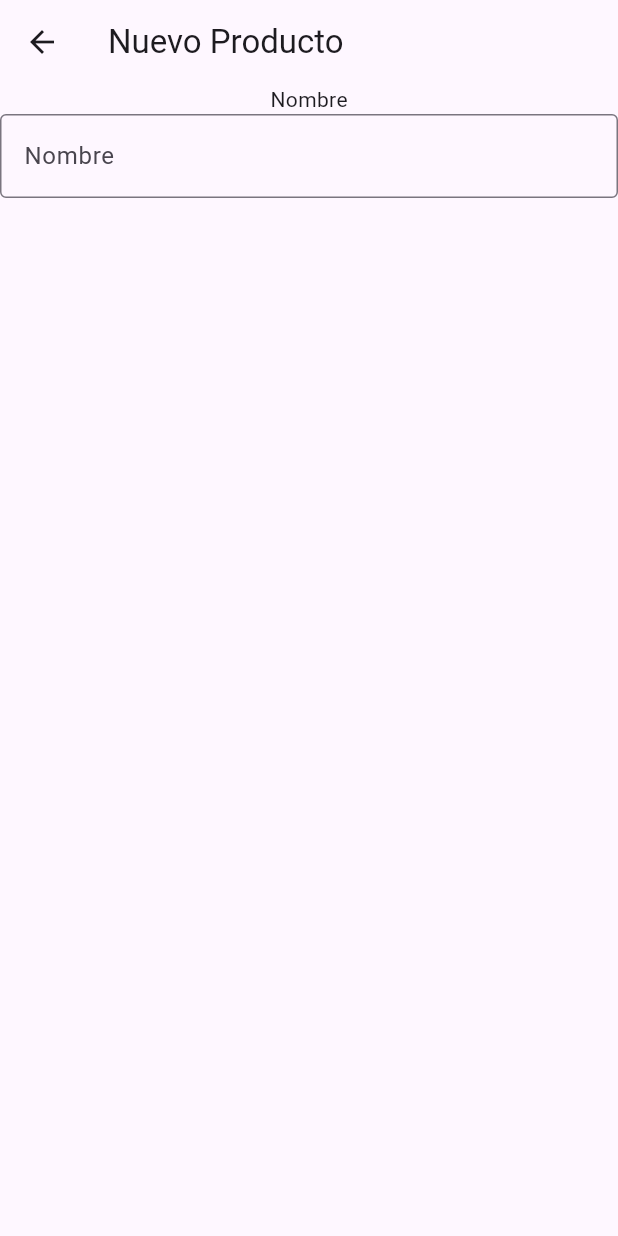
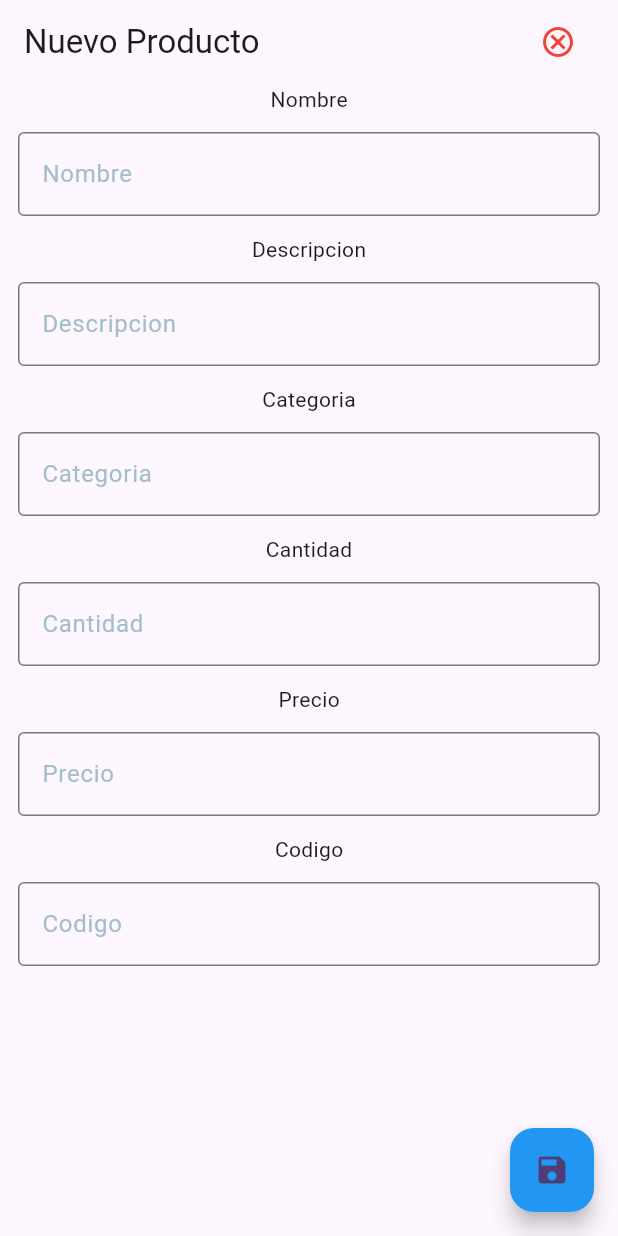
Before and after one commit to Perales14/proyecto_integrador, a Flutter app: the ViewNewProduct screen opened directly, on a phone screen of 412 x 824 dp. Run offline on Flutter 3.47's test engine with Material 3 defaults, Android fonts, the phone set to English and light mode, and no system bars.

Commit message:
Cambios en el inicio

```diff
--- a/lib/Vistas/view_new_producct.dart
+++ b/lib/Vistas/view_new_producct.dart
@@ -19,18 +19,116 @@ class ViewNewProductState extends State<ViewNewProduct> {
   Widget build(BuildContext context) {
     return Scaffold(
       appBar: AppBar(
+        automaticallyImplyLeading: false,
         title: const Text('Nuevo Producto'),
+        actions: [
+          Padding(
+              padding: const EdgeInsets.only(right: 16.0),
+              child: IconButton(
+                icon: const Icon(
+                  Icons.cancel_outlined,
+                  color: Colors.red,
+                ),
+                onPressed: () {},
+              )),
+        ],
       ),
-      body: const SingleChildScrollView(
+      floatingActionButtonLocation: FloatingActionButtonLocation.endFloat,
+      floatingActionButton: FloatingActionButton(
+        onPressed: () {
+          print('Si toco el boton save');
+          //llama al controlador para que guarde el producto, esto usando los controladores de los textfields
+        },
+        backgroundColor: Colors.blue,
+        child: const Icon(Icons.save),
+      ),
+      body: SingleChildScrollView(
         child: Column(
           children: [
-            // Icon(Icons.abc),
-            Text('Nombre'),
-            TextField(
-              // controller: nameController,
-              decoration: InputDecoration(
-                border: OutlineInputBorder(),
-                labelText: 'Nombre',
+            //poner nombre,descripcion, categoria,cantidad y precio
+            const Text('Nombre'),
+            Padding(
+              padding: const EdgeInsets.all(12.0),
+              child: TextField(
+                controller: nameController,
+                // controller: descriptionController,
+                decoration: const InputDecoration(
+                  border: OutlineInputBorder(),
+                  labelText: 'Nombre',
+                  labelStyle: TextStyle(
+                    color: Color.fromARGB(255, 164, 189, 202),
+                  ),
+                ),
+              ),
+            ),
+            const Text('Descripcion'),
+            Padding(
+              padding: const EdgeInsets.all(12.0),
+              child: TextField(
+                controller: descriptionController,
+                decoration: const InputDecoration(
+                  border: OutlineInputBorder(),
+                  labelText: 'Descripcion',
+                  labelStyle: TextStyle(
+                    color: Color.fromARGB(255, 164, 189, 202),
+                  ),
+                ),
+              ),
+            ),
+            const Text('Categoria'),
+            Padding(
+              padding: const EdgeInsets.all(12.0),
+              child: TextField(
+                controller: categoryController,
+                decoration: const InputDecoration(
+                  border: OutlineInputBorder(),
+                  labelText: 'Categoria',
+                  labelStyle: TextStyle(
+                    color: Color.fromARGB(255, 164, 189, 202),
+                  ),
+                ),
+              ),
+            ),
+            const Text('Cantidad'),
+            Padding(
+              padding: const EdgeInsets.all(12.0),
+              child: TextField(
+                controller: quantityController,
+                decoration: const InputDecoration(
+                  border: OutlineInputBorder(),
+                  labelText: 'Cantidad',
+                  labelStyle: TextStyle(
+                    color: Color.fromARGB(255, 164, 189, 202),
+                  ),
+                ),
+              ),
+            ),
+            const Text('Precio'),
+            Padding(
+              padding: const EdgeInsets.all(12.0),
+              child: TextField(
+                controller: priceController,
+                decoration: const InputDecoration(
+                  border: OutlineInputBorder(),
+                  labelText: 'Precio',
+                  labelStyle: TextStyle(
+                    color: Color.fromARGB(255, 164, 189, 202),
+                  ),
+                ),
+              ),
+            ),
+            const Text('Codigo'),
+            Padding(
+              padding: const EdgeInsets.all(12.0),
+              child: TextField(
+                controller: codeController,
+                decoration: const InputDecoration(
+                  border: OutlineInputBorder(),
+                  labelText: 'Codigo',
+                  labelStyle: TextStyle(
+                    color: Color.fromARGB(255, 164, 189, 202),
+                  ),
+                ),
               ),
             ),
           ],
```
Also changed, not shown: lib/Services/drawer.dart (+11 -5 lines), lib/Vistas/view_home.dart (+8 -1 lines), lib/Vistas/view_loggin.dart (+6 -4 lines), lib/Vistas/view_storage.dart (+12 -10 lines), lib/main.dart (+3 -5 lines), lib/view_new_component.dart (added, +20 -0 lines).
